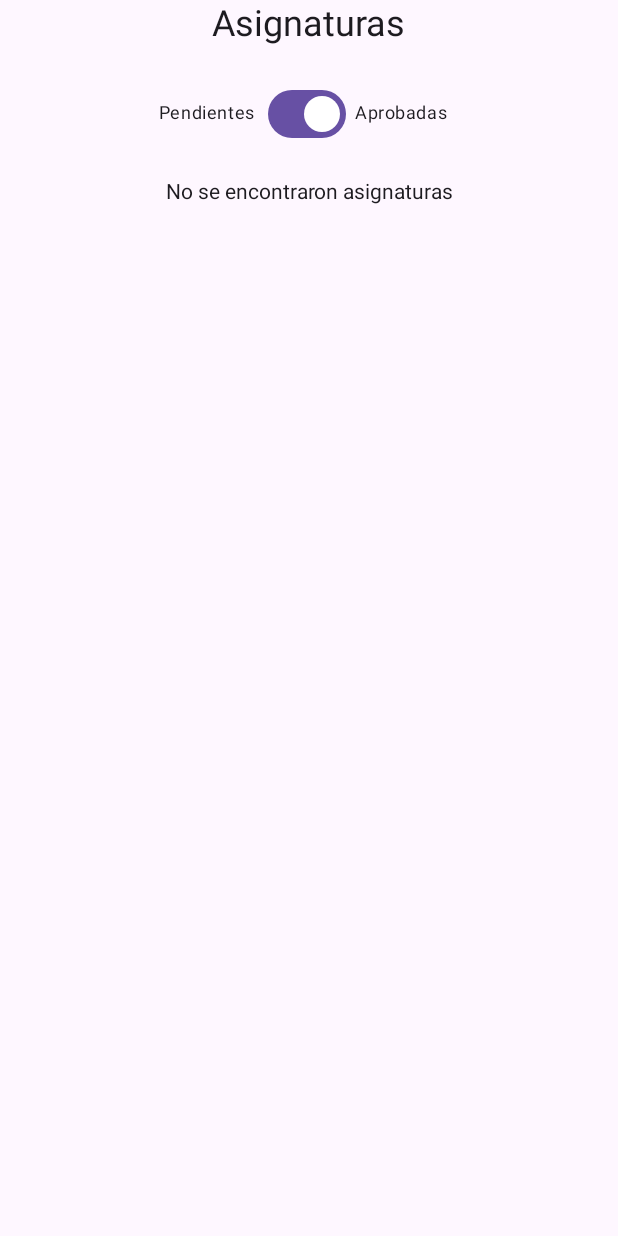
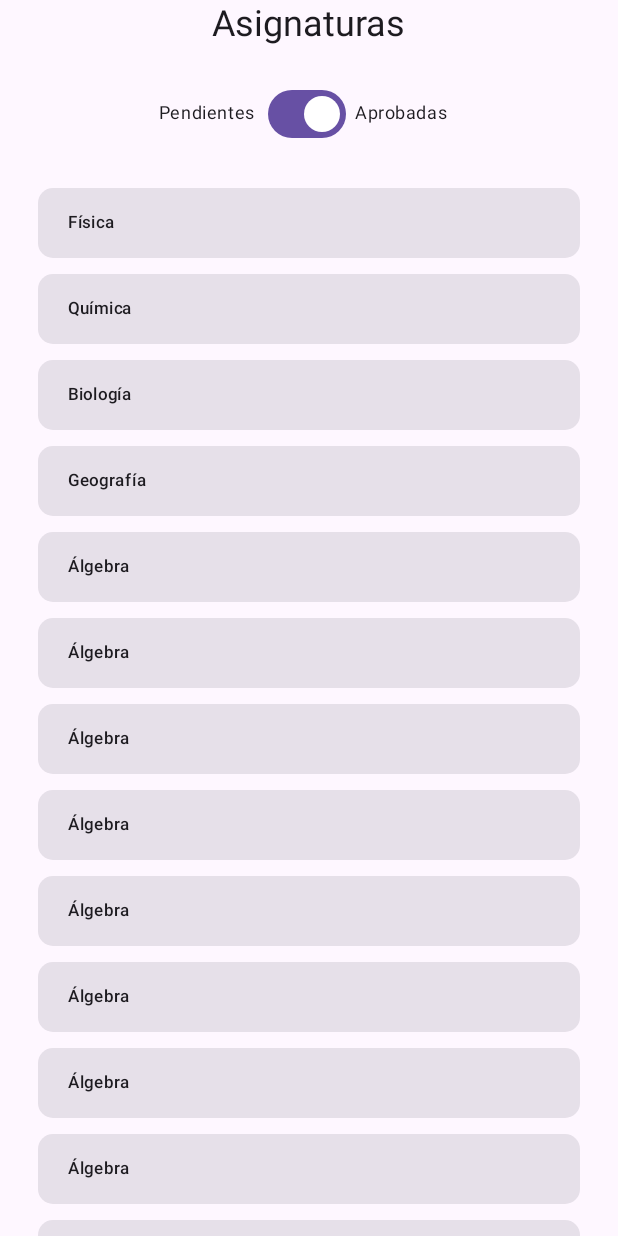
Before and after one commit to pcristiani/StudyHub-Mobile-G4, an Android app built with Jetpack Compose: the composable Solicitudes shown on its own in the app's theme, on a phone screen of 412 x 824 dp. Run offline under Robolectric (Android 15) with nearby library versions, the phone set to English and light mode, and no system bars; libraries missing offline, so code that uses them is left out: com.auth0.android.

Commit message:
Added AsignaturaCard for showing asignaturas

```diff
--- a/app/build.gradle.kts
+++ b/app/build.gradle.kts
@@ -57,7 +57,7 @@ android {
 
 dependencies {
    implementation(libs.window)
-   implementation(libs.firebase.common.ktx)
+   //implementation(libs.firebase.common.ktx)
    val composeBom = platform(libs.androidx.compose.bom)
    implementation(composeBom)
    androidTestImplementation(composeBom)
--- a/app/src/main/java/com/example/compose/studyhub/auth/DecoderService.kt
+++ b/app/src/main/java/com/example/compose/studyhub/auth/DecoderService.kt
@@ -76,7 +76,7 @@ fun decodeSolicitudes(token: String): List<SolicitudRequest>? {
 
 }
 
-fun decodeAsignaturas(token: String): List<SolicitudRequest>? {
+fun decodeAsignaturas(token: String): List<AsignaturaRequest>? {
    return try {
       val jwt = JWT(token)
       val asignaturaJson = jwt.getClaim("").asString() ?: throw IllegalArgumentException("Users claim is missing or invalid")
@@ -84,7 +84,7 @@ fun decodeAsignaturas(token: String): List<SolicitudRequest>? {
       val asignaturaType = object: TypeToken<List<AsignaturaRequest>>() {}.type
       println(asignaturaType)
 
-      gson.fromJson<List<SolicitudRequest>>(asignaturaJson, asignaturaType)
+      gson.fromJson<List<AsignaturaRequest>>(asignaturaJson, asignaturaType)
 
    } catch (e: Exception) {
       e.printStackTrace()
--- a/app/src/main/java/com/example/compose/studyhub/http/requests/asignaturaRequests.kt
+++ b/app/src/main/java/com/example/compose/studyhub/http/requests/asignaturaRequests.kt
@@ -1,12 +1,13 @@
 package com.example.compose.studyhub.http.requests
 
+import com.example.compose.studyhub.auth.AsignaturaRequest
 import com.example.compose.studyhub.auth.SolicitudRequest
 import com.example.compose.studyhub.auth.decodeAsignaturas
 import retrofit2.Call
 import retrofit2.Callback
 import retrofit2.Response
 
-fun getAsignaturasAprobadasRequest(idUsuario: Int, token: String, callback: (List<SolicitudRequest>?) -> Unit){
+fun getAsignaturasAprobadasRequest(idUsuario: Int, token: String, callback: (List<AsignaturaRequest>?) -> Unit){
     //val registerRequest = getAsignaturasAprobadas(nombre, apellido, email, fechaNacimiento, ci, password)
 
     val completeToken = "Bearer " + token
@@ -45,7 +46,7 @@ fun getAsignaturasAprobadasRequest(idUsuario: Int, token: String, callback: (Lis
 
 }
 
-fun getAsignaturasNoAprobadasRequest(idUsuario: Int, token: String, callback: (List<SolicitudRequest>?) -> Unit){
+fun getAsignaturasNoAprobadasRequest(idUsuario: Int, token: String, callback: (List<AsignaturaRequest>?) -> Unit){
     //val registerRequest = getAsignaturasAprobadas(nombre, apellido, email, fechaNacimiento, ci, password)
 
     val completeToken = "Bearer " + token
--- /dev/null
+++ b/app/src/main/java/com/example/compose/studyhub/ui/component/AsignaturaCard.kt
@@ -0,0 +1,51 @@
+package com.example.compose.studyhub.ui.component
+
+import androidx.compose.foundation.layout.Row
+import androidx.compose.foundation.layout.fillMaxWidth
+import androidx.compose.foundation.layout.padding
+import androidx.compose.foundation.shape.RoundedCornerShape
+import androidx.compose.material3.Card
+import androidx.compose.material3.MaterialTheme
+import androidx.compose.material3.Text
+import androidx.compose.runtime.Composable
+import androidx.compose.ui.Modifier
+import androidx.compose.ui.tooling.preview.Preview
+import androidx.compose.ui.unit.dp
+import com.example.compose.studyhub.ui.theme.ThemeStudyHub
+
+
+@Composable
+fun AsignaturaCard(nombre: String) {
+    Card(
+        modifier = Modifier
+            .fillMaxWidth()
+            .padding(horizontal = 25.dp, vertical = 5.dp),
+        //elevation = 10.dp,
+        //backgroundColor = Color.White,
+        shape = RoundedCornerShape(10.dp)
+    ) {
+        Row(modifier = Modifier.fillMaxWidth()){
+            Text(
+                text = nombre,
+                modifier = Modifier.padding(start= 20.dp, top = 15.dp, bottom = 15.dp),
+                style = MaterialTheme.typography.labelSmall
+            )
+            /*Spacer(modifier = Modifier.padding(start = 100.dp))
+            Text(
+                text = nombre,
+                modifier = Modifier.padding(start= 20.dp, top = 15.dp, bottom = 15.dp),
+                style = MaterialTheme.typography.labelSmall,
+                textAlign = TextAlign.End
+            )*/
+        }
+
+    }
+}
+
+@Preview
+@Composable
+fun AsignaturaCardPreview() {
+    ThemeStudyHub {
+        AsignaturaCard("Asignatura")
+    }
+}
--- a/app/src/main/java/com/example/compose/studyhub/ui/estudiante/SolicitudesScreen.kt
+++ b/app/src/main/java/com/example/compose/studyhub/ui/estudiante/SolicitudesScreen.kt
@@ -1,30 +1,18 @@
 package com.example.compose.studyhub.ui.estudiante
 
-import androidx.annotation.StringRes
-import androidx.compose.foundation.BorderStroke
-import androidx.compose.foundation.Image
 import androidx.compose.foundation.layout.Arrangement
 import androidx.compose.foundation.layout.Column
 import androidx.compose.foundation.layout.Row
 import androidx.compose.foundation.layout.Spacer
-import androidx.compose.foundation.layout.fillMaxSize
 import androidx.compose.foundation.layout.fillMaxWidth
-import androidx.compose.foundation.layout.height
 import androidx.compose.foundation.layout.padding
-import androidx.compose.foundation.layout.size
 import androidx.compose.foundation.lazy.LazyColumn
 import androidx.compose.foundation.lazy.rememberLazyListState
-import androidx.compose.material.icons.Icons
-import androidx.compose.material.icons.filled.ArrowDropDown
-import androidx.compose.material3.Button
-import androidx.compose.material3.ButtonDefaults
 import androidx.compose.material3.CircularProgressIndicator
 import androidx.compose.material3.DrawerState
 import androidx.compose.material3.DrawerValue
-import androidx.compose.material3.Icon
 import androidx.compose.material3.MaterialTheme
 import androidx.compose.material3.Switch
-import androidx.compose.material3.SwitchColors
 import androidx.compose.material3.SwitchDefaults
 import androidx.compose.material3.Text
 import androidx.compose.runtime.Composable
@@ -38,30 +26,19 @@ import androidx.compose.runtime.setValue
 import androidx.compose.runtime.snapshotFlow
 import androidx.compose.ui.Alignment
 import androidx.compose.ui.Modifier
-import androidx.compose.ui.res.colorResource
-import androidx.compose.ui.res.painterResource
 import androidx.compose.ui.res.stringResource
 import androidx.compose.ui.text.style.TextAlign
 import androidx.compose.ui.tooling.preview.Preview
 import androidx.compose.ui.unit.dp
 import com.example.compose.studyhub.R
-import com.example.compose.studyhub.auth.SolicitudRequest
+import com.example.compose.studyhub.auth.AsignaturaRequest
 import com.example.compose.studyhub.data.UserRepository
 import com.example.compose.studyhub.http.requests.getAsignaturasAprobadasRequest
-import com.example.compose.studyhub.http.solicitudesRequest
-import com.example.compose.studyhub.ui.component.registrarEstudiante.QuestionWrapper
-import com.example.compose.studyhub.ui.component.registrarEstudiante.simpleDateFormatPattern
+import com.example.compose.studyhub.http.requests.getAsignaturasNoAprobadasRequest
+import com.example.compose.studyhub.ui.component.AsignaturaCard
 import com.example.compose.studyhub.ui.theme.ThemeStudyHub
-import com.example.compose.studyhub.ui.theme.md_theme_dark_text
-import com.example.compose.studyhub.ui.theme.slightlyDeemphasizedAlpha
 import kotlinx.coroutines.delay
 import kotlinx.coroutines.launch
-import java.text.SimpleDateFormat
-import java.util.Locale
-import java.util.TimeZone
-import com.example.compose.studyhub.http.requests.getAsignaturasAprobadasRequest
-import com.example.compose.studyhub.http.requests.getAsignaturasNoAprobadasRequest
-
 
 @Composable
 fun SolicitudesScreen(): DrawerState {
@@ -76,18 +53,16 @@ fun SolicitudesScreen(): DrawerState {
 
 @Composable
 fun Solicitudes(modifier: Modifier) {
-   val users = remember { mutableStateListOf<String>() }
+    val asignaturasList = remember { mutableStateListOf<String>() }
     val isLoading = remember { mutableStateOf(false) }
     val listState = rememberLazyListState()
     val coroutineScope = rememberCoroutineScope()
-   var asignaturas: List<SolicitudRequest>? = null
+    var asignaturas: List<AsignaturaRequest>? = null
 
 
 
 
-   LaunchedEffect(Unit) {
-      loadMoreUsers(users)
-   }
+
 
     Column(
         modifier = modifier.fillMaxWidth(),
@@ -148,16 +123,65 @@ fun Solicitudes(modifier: Modifier) {
         }
 
 
+
+        val listPrev = listOf(1, 2)
+
+        val asig1 = AsignaturaRequest(1, 1, "Matemática", 12, "Materia test", "Fisico-química", true, true, listPrev)
+        val asig2 = AsignaturaRequest(2, 1, "Física", 12, "Materia test", "Fisico-química", true, true, listPrev)
+        val asig3 = AsignaturaRequest(3, 1, "Química", 12, "Materia test", "Fisico-química", true, true, listPrev)
+        val asig4 = AsignaturaRequest(4, 1, "Biología", 12, "Materia test", "Fisico-química", true, true, listPrev)
+        val asig5 = AsignaturaRequest(5, 1, "Geografía", 12, "Materia test", "Fisico-química", true, true, listPrev)
+        val asig6 = AsignaturaRequest(6, 1, "Álgebra", 12, "Materia test", "Fisico-química", true, true, listPrev)
+        val asig7 = AsignaturaRequest(6, 1, "Álgebra", 12, "Materia test", "Fisico-química", true, true, listPrev)
+        val asig8 = AsignaturaRequest(6, 1, "Álgebra", 12, "Materia test", "Fisico-química", true, true, listPrev)
+        val asig9 = AsignaturaRequest(6, 1, "Álgebra", 12, "Materia test", "Fisico-química", true, true, listPrev)
+        val asig10 = AsignaturaRequest(6, 1, "Álgebra", 12, "Materia test", "Fisico-química", true, true, listPrev)
+        val asig11 = AsignaturaRequest(6, 1, "Álgebra", 12, "Materia test", "Fisico-química", true, true, listPrev)
+        val asig12 = AsignaturaRequest(6, 1, "Álgebra", 12, "Materia test", "Fisico-química", true, true, listPrev)
+        val asig13 = AsignaturaRequest(6, 1, "Álgebra", 12, "Materia test", "Fisico-química", true, true, listPrev)
+        val asig14 = AsignaturaRequest(6, 1, "Álgebra", 12, "Materia test", "Fisico-química", true, true, listPrev)
+        val asig15 = AsignaturaRequest(6, 1, "Álgebra", 12, "Materia test", "Fisico-química", true, true, listPrev)
+        val asig16 = AsignaturaRequest(6, 1, "Álgebra", 12, "Materia test", "Fisico-química", true, true, listPrev)
+        val asig17 = AsignaturaRequest(6, 1, "Álgebra", 12, "Materia test", "Fisico-química", true, true, listPrev)
+        val asig18 = AsignaturaRequest(6, 1, "Álgebra", 12, "Materia test", "Fisico-química", true, true, listPrev)
+        val asig19 = AsignaturaRequest(6, 1, "Álgebra", 12, "Materia test", "Fisico-química", true, true, listPrev)
+        val asig20 = AsignaturaRequest(6, 1, "Álgebra", 12, "Materia test", "Fisico-química", true, true, listPrev)
+        val asig21 = AsignaturaRequest(6, 1, "Álgebra", 12, "Materia test", "Fisico-química", true, true, listPrev)
+        val asig22 = AsignaturaRequest(6, 1, "Álgebra", 12, "Materia test", "Fisico-química", true, true, listPrev)
+        val asig23 = AsignaturaRequest(6, 1, "Álgebra", 12, "Materia test", "Fisico-química", true, true, listPrev)
+        val asig24 = AsignaturaRequest(6, 1, "Álgebra", 12, "Materia test", "Fisico-química", true, true, listPrev)
+        val asig25 = AsignaturaRequest(6, 1, "Álgebra", 12, "Materia test", "Fisico-química", true, true, listPrev)
+        val asig26 = AsignaturaRequest(6, 1, "Álgebra", 12, "Materia test", "Fisico-química", true, true, listPrev)
+        val asig27 = AsignaturaRequest(6, 1, "Álgebra", 12, "Materia test", "Fisico-química", true, true, listPrev)
+        val asig28 = AsignaturaRequest(6, 1, "Álgebra", 12, "Materia test", "Fisico-química", true, true, listPrev)
+        val asig29 = AsignaturaRequest(6, 1, "Álgebra", 12, "Materia test", "Fisico-química", true, true, listPrev)
+        val asig30 = AsignaturaRequest(6, 1, "Álgebra", 12, "Materia test", "Fisico-química", true, true, listPrev)
+        val asig31 = AsignaturaRequest(6, 1, "Álgebra", 12, "Materia test", "Fisico-química", true, true, listPrev)
+        val asig32 = AsignaturaRequest(6, 1, "Álgebra", 12, "Materia test", "Fisico-química", true, true, listPrev)
+        val asig33 = AsignaturaRequest(6, 1, "Álgebra", 12, "Materia test", "Fisico-química", true, true, listPrev)
+        val asig34 = AsignaturaRequest(6, 1, "AUOGBaogs", 12, "Materia test", "Fisico-química", true, true, listPrev)
+
+
+
+
+
+
+        asignaturas = listOf(asig1, asig2, asig3, asig4, asig5, asig6, asig7, asig8, asig9, asig10, asig11, asig12, asig13, asig14, asig15, asig16, asig17, asig18, asig19, asig20, asig21, asig22, asig23, asig24, asig25, asig26, asig27, asig28, asig29, asig30, asig31, asig32, asig33, asig34)
+
+
         if(asignaturas != null){
 
+            LaunchedEffect(Unit) {
+                loadMoreAsignaturas(asignaturasList, asignaturas!!)
+            }
 
 
             LazyColumn(
                 state = listState,
                 modifier = Modifier.weight(1f)
             ) {
-            items(users.size) { index ->
-               UserItem(user = users[index])
+                items(asignaturasList.size) { index ->
+                    UserItem(user = asignaturasList[index])
                 }
                 if (isLoading.value) {
                     item {
@@ -172,11 +196,11 @@ fun Solicitudes(modifier: Modifier) {
             LaunchedEffect(listState) {
                 snapshotFlow { listState.layoutInfo.visibleItemsInfo.lastOrNull()?.index }
                     .collect { index ->
-                  if (index == users.size - 1 && !isLoading.value) {
+                        if (index == asignaturasList.size - 1 && !isLoading.value && asignaturasList.size <= asignaturas!!.size) {
                             isLoading.value = true
                             coroutineScope.launch {
                                 delay(3000) // Simulate network delay
-                        loadMoreUsers(users)
+                                loadMoreAsignaturas(asignaturasList, asignaturas!!)
                                 isLoading.value = false
                             }
                         }
@@ -194,12 +218,19 @@ fun Solicitudes(modifier: Modifier) {
 
 
 
-suspend fun loadMoreUsers(users: MutableList<String>) {
-   val currentSize = users.size
-   for (i in 1..30) {
-      users.add("Usuario con ID: ${currentSize + i}")
+suspend fun loadMoreAsignaturas(asignaturasList: MutableList<String>, asignaturas: List<AsignaturaRequest>) {
+    val currentSize = asignaturasList.size
+    var listLength: Int
+    if (asignaturas.size < 30){
+        listLength = asignaturas.size-1
+    }else{
+        listLength = 30
+    }
+    for (i in 1..listLength) {
+        asignaturasList.add(asignaturas.get(currentSize+i).nombre)
     }
 }
+
 
 @Preview
 @Composable
@@ -211,8 +242,8 @@ fun SolicitudesScreenPreview() {
 
 @Composable
 fun UserItem(user: String) {
-   Text(
-      text = user,
-      modifier = Modifier.padding(8.dp)
+    AsignaturaCard(
+        nombre = user,
+        //modifier = Modifier.padding(8.dp)
     )
 }
```
Lines whose indentation alone changed are shown as unchanged.
